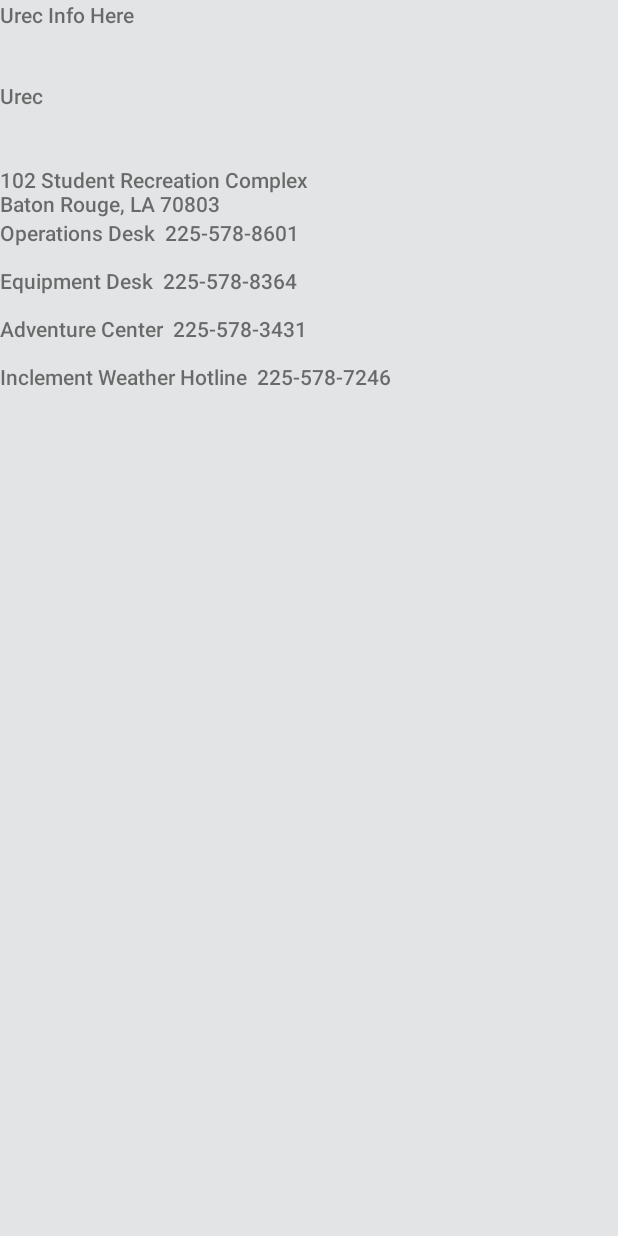
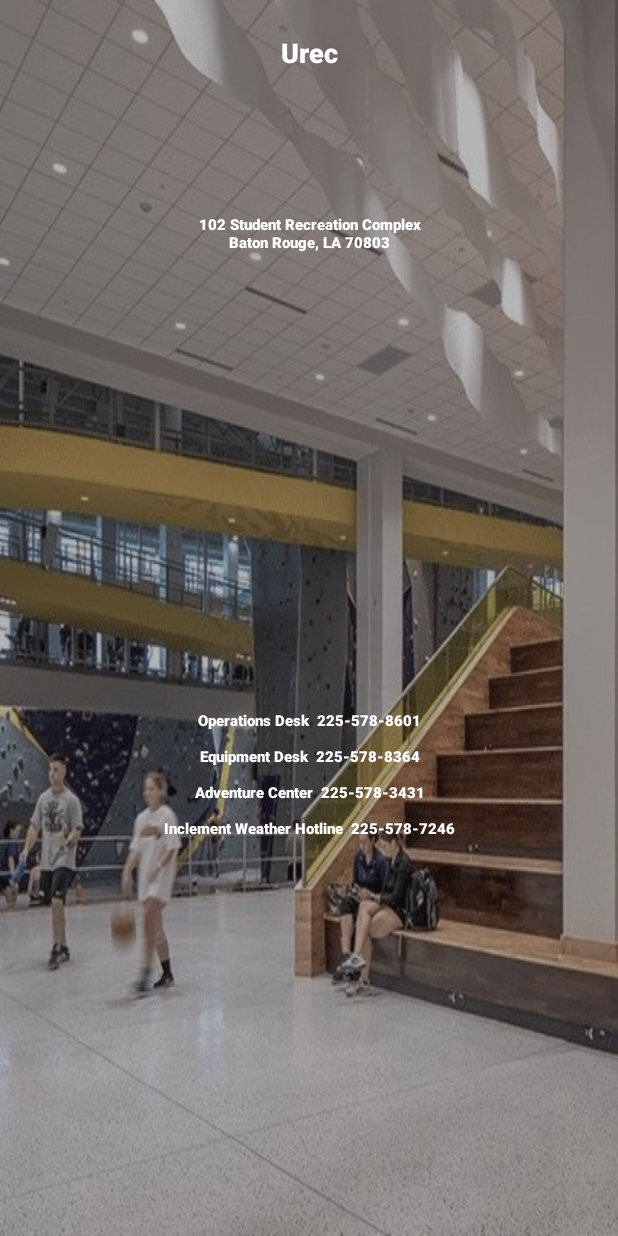
Before and after one commit to claireew02/UrecApp, an Android app: the screen it shows after launch (Urec), after a tap on "UREC INFO", on a phone screen of 412 x 824 dp. Run offline under Robolectric (Android 15) with nearby library versions, the phone set to English and light mode, and no system bars.

Commit message:
changed some formatting stuff

```diff
--- a/app/src/main/java/com/example/urecmapapp/Urec.java
+++ b/app/src/main/java/com/example/urecmapapp/Urec.java
@@ -3,6 +3,7 @@ package com.example.urecmapapp;
 import androidx.appcompat.app.AppCompatActivity;
 
 import android.os.Bundle;
+import android.text.method.LinkMovementMethod;
 import android.widget.TextView;
 
 public class Urec extends AppCompatActivity{
@@ -12,6 +13,7 @@ public class Urec extends AppCompatActivity{
     String name;
     String address;
     String phoneNumbers;
+    String websiteLink;
 
 
     @Override
@@ -33,8 +35,11 @@ public class Urec extends AppCompatActivity{
         TextView tvPhoneNumbers = (TextView) findViewById(R.id.phoneNumbers);
         tvPhoneNumbers.setText(phoneNumbers);
 
-
-
+        websiteLink = mUrecInfo.getWebsiteLink();
+        TextView tvWebsiteLink = (TextView) findViewById(R.id.websiteLink);
+        tvWebsiteLink.setText(websiteLink);
+        //this doesnt work lol
+        tvWebsiteLink.setMovementMethod(LinkMovementMethod.getInstance());
 
 
 
--- a/app/src/main/java/com/example/urecmapapp/UrecInfo.java
+++ b/app/src/main/java/com/example/urecmapapp/UrecInfo.java
@@ -5,6 +5,7 @@ public class UrecInfo {
     private static String name;
     private static String address;
     private static String phoneNumbers;
+    private static String websiteLink;
 
     private static final UrecInfo INSTANCE = new UrecInfo();
 
@@ -19,6 +20,7 @@ public class UrecInfo {
                 "Adventure Center  225-578-3431\n" +
                 "\n" +
                 "Inclement Weather Hotline  225-578-7246";
+        this.websiteLink = "https://www.lsuuniversityrec.com/about-index";
     }
 
     public static UrecInfo getInstance() {
@@ -36,4 +38,8 @@ public class UrecInfo {
     public static String getPhoneNumbers() {
         return phoneNumbers;
     }
+
+    public static String getWebsiteLink() {
+        return websiteLink;
+    }
 }
--- a/app/src/main/res/layout/urec.xml
+++ b/app/src/main/res/layout/urec.xml
@@ -5,31 +5,48 @@
     android:layout_width="match_parent"
     android:layout_height="match_parent"
     android:orientation="vertical"
-    android:background="#e3e4e5"
+    android:background="@drawable/urec_stock_image"
     tools:context=".Urec">
 
-    <TextView
-        android:id="@+id/tvPlan"
-        android:layout_width="match_parent"
-        android:layout_height="54dp"
-        android:text="Urec Info Here" />
 
     <TextView
         android:id="@+id/name"
         android:layout_width="match_parent"
-        android:layout_height="56dp"
-        android:text="urecText" />
+        android:layout_height="70dp"
+        android:gravity="center"
+        android:text="urecText"
+        android:textColor="#FFFF"
+        android:textSize="18sp"
+        android:textStyle="bold" />
 
     <TextView
         android:id="@+id/address"
         android:layout_width="match_parent"
-        android:layout_height="wrap_content"
-        android:text="address" />
+        android:layout_height="172dp"
+        android:gravity="center"
+        android:text="address"
+        android:textColor="#FFFF"
+        android:textSize="10sp"
+        android:textStyle="bold" />
 
     <TextView
         android:id="@+id/phoneNumbers"
         android:layout_width="match_parent"
-        android:layout_height="wrap_content"
-        android:text="phone numbers" />
+        android:layout_height="549dp"
+        android:gravity="center"
+        android:text="phone numbers"
+        android:textColor="#FFFF"
+        android:textSize="10sp"
+        android:textStyle="bold" />
+
+    <TextView
+        android:id="@+id/websiteLink"
+        android:layout_width="match_parent"
+        android:layout_height="101dp"
+        android:gravity="center"
+        android:text="website link"
+        android:textColor="#FFFF"
+        android:textSize="18sp"
+        android:textStyle="bold" />
 
 </LinearLayout>
```
Also changed, not shown: app/src/main/res/drawable-v24/urec_stock_image.jpg (added).
